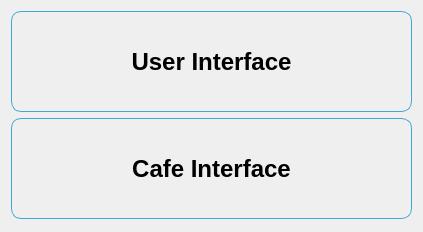
Before: the Qt Designer form interfacechooser.ui in lakshya076/CafeTest, drawn with Qt 5.
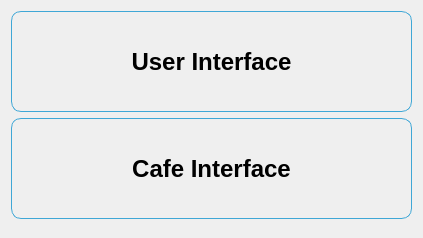
After: the same form once the commit is applied.

The edit to the form file:
```diff
--- a/interfacechooser.ui
+++ b/interfacechooser.ui
@@ -6,8 +6,8 @@
    <rect>
     <x>0</x>
     <y>0</y>
-    <width>419</width>
-    <height>232</height>
+    <width>423</width>
+    <height>238</height>
    </rect>
   </property>
   <property name="windowTitle">
```
